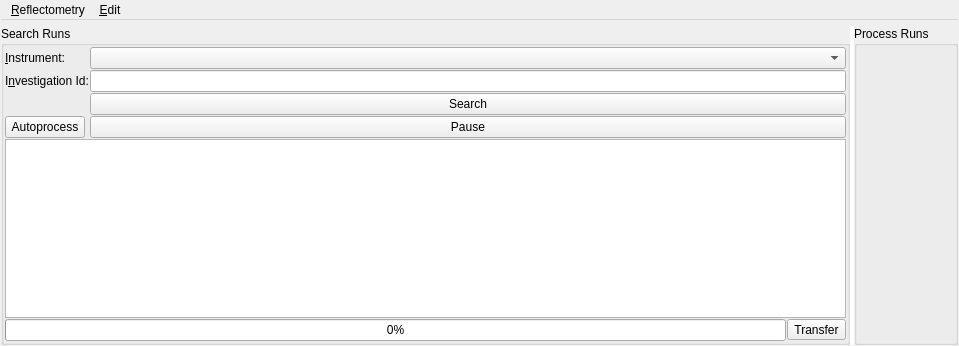
First picture: the form in qt/scientific_interfaces/ISISReflectometry/ReflRunsTabWidget.ui, repository mantidproject/mantid, before the edit.
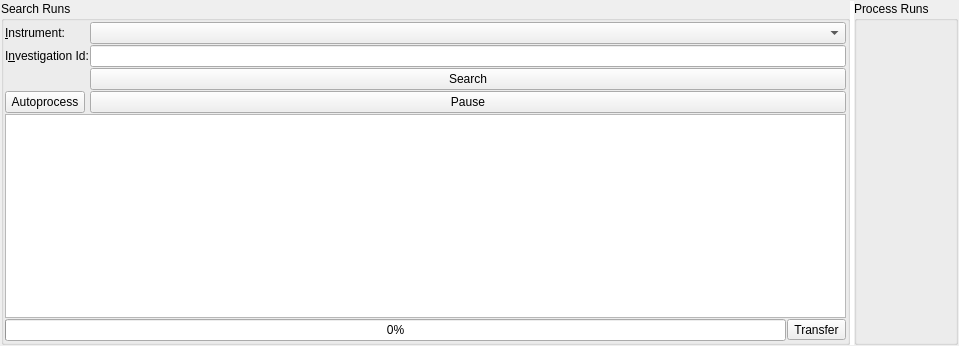
Second picture: the form after the edit. Icons and pictures are not drawn.

Commit message:
Removed grouping functionality from ReflRunsTab.
- Grouping is now being handled higher up the tree. This commit
  removes a large amount of functionality relating to grouping.
- Also deletes ReflGenericDataProcessorPresenter. This is no longer
  being used by the GUI and expects a different interface to the one
  now provided by ReflRunsTabPresenter.

Re #22263

```diff
--- a/qt/scientific_interfaces/ISISReflectometry/ReflRunsTabWidget.ui
+++ b/qt/scientific_interfaces/ISISReflectometry/ReflRunsTabWidget.ui
@@ -29,25 +29,6 @@
    <property name="bottomMargin">
     <number>1</number>
    </property>
-   <item>
-    <widget class="QMenuBar" name="menuBar">
-     <property name="nativeMenuBar">
-      <bool>false</bool>
-     </property>
-     <widget class="QMenu" name="menuTable">
-      <property name="title">
-       <string>&amp;Reflectometry</string>
-      </property>
-     </widget>
-     <widget class="QMenu" name="menuRows">
-      <property name="title">
-       <string>&amp;Edit</string>
-      </property>
-     </widget>
-     <addaction name="menuTable"/>
-     <addaction name="menuRows"/>
-    </widget>
-   </item>
    <item>
     <widget class="QSplitter" name="splitterTables">
      <property name="sizePolicy">
```
Left out of the diff: 15 changed lines with no effect on the pictures. The commit also changes 27 other files.
